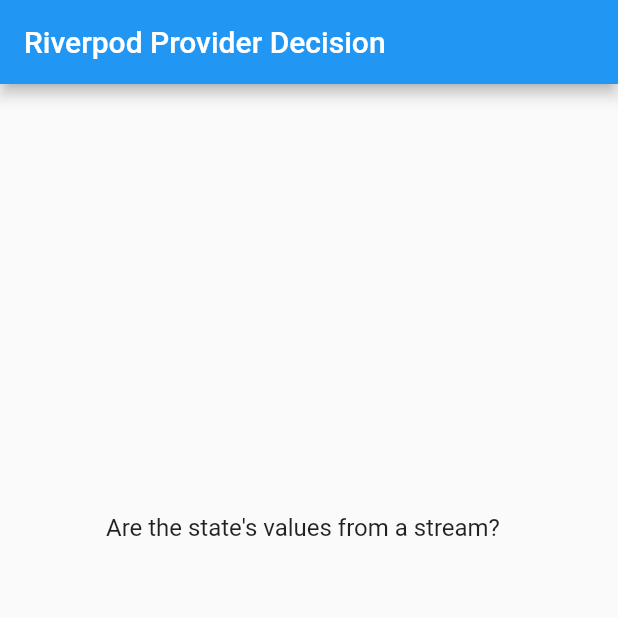
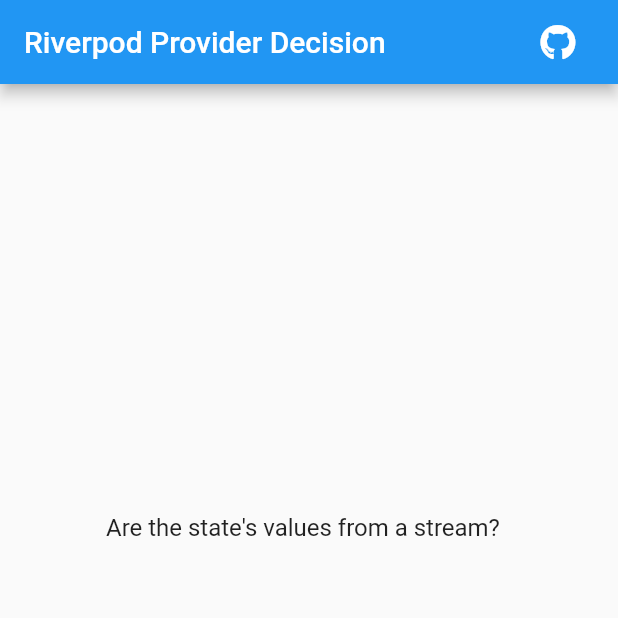
Before and after one commit to sentd94/riverpod_provider_decision, a Flutter app: the screen it shows after launch, on a phone screen of 412 x 824 dp, the top half of it. Run offline on Flutter 3.47's test engine with Material 2 defaults, Android fonts, the phone set to English and light mode, and no system bars; our stand-ins replace flutter_riverpod, font_awesome_flutter, freezed_annotation.

Commit message:
added github icon

```diff
--- a/lib/src/widgets/main_screen.dart
+++ b/lib/src/widgets/main_screen.dart
@@ -1,7 +1,9 @@
 import 'package:flutter/material.dart';
 import 'package:flutter_riverpod/flutter_riverpod.dart';
+import 'package:font_awesome_flutter/font_awesome_flutter.dart';
 import 'package:riverpod_provider_decision/src/widgets/question_answer_widget.dart';
 import 'package:riverpod_provider_decision/src/widgets/result_widget.dart';
+import 'package:url_launcher/url_launcher.dart';
 
 class MainScreen extends ConsumerWidget {
   const MainScreen({Key? key}) : super(key: key);
@@ -16,7 +18,18 @@
       ),
       home: Scaffold(
         appBar: AppBar(
-          title: const Text('Riverpod Provider Decision'),
+          title: Row(
+            mainAxisAlignment: MainAxisAlignment.spaceBetween,
+            children: [
+              const Text('Riverpod Provider Decision'),
+              IconButton(
+                  onPressed: () async {
+                    await launchUrl(Uri.parse(
+                        'https://github.com/sentd94/riverpod_provider_decision'));
+                  },
+                  icon: const FaIcon(FontAwesomeIcons.github)),
+            ],
+          ),
         ),
         body: Padding(
           padding: const EdgeInsets.all(16.0),
--- a/pubspec.yaml
+++ b/pubspec.yaml
@@ -36,6 +36,8 @@
   cupertino_icons: ^1.0.2
   flutter_riverpod: ^1.0.4
   freezed_annotation: ^2.0.3
+  font_awesome_flutter: ^10.1.0
+  url_launcher: ^6.1.5
 
 dev_dependencies:
 
```
Also changed, not shown: pubspec.lock, 5 other files.
